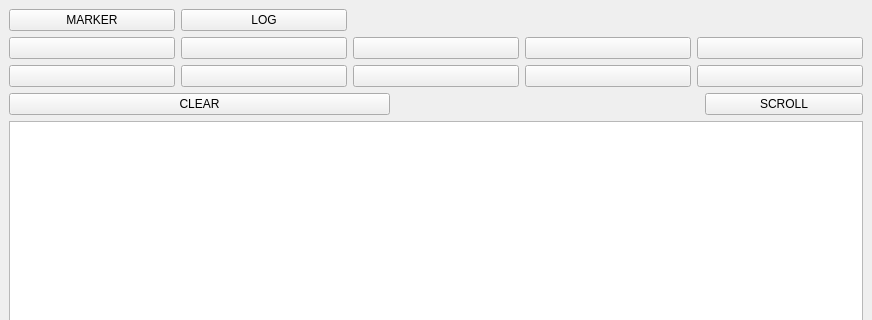
Qt form sw/gui/MainWindow.ui (JacSko/UltimateTerminal) before a commit; both pictures show x 0 to 872 and y 0 to 320 of the 872 by 690 pixel window.
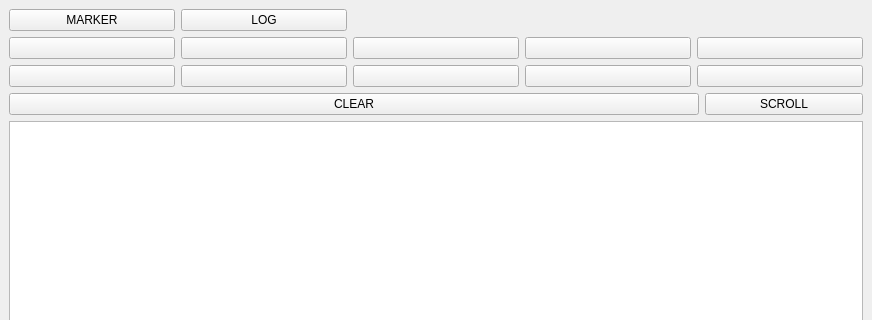
The same form after that commit.

Commit message: Fix main terminal clear button on GUI

What changed in the file:
```diff
--- a/sw/gui/MainWindow.ui
+++ b/sw/gui/MainWindow.ui
@@ -131,13 +131,6 @@
           <item row="1" column="0" colspan="5">
            <widget class="QListWidget" name="terminalView"/>
           </item>
-          <item row="0" column="0" colspan="2">
-           <widget class="QPushButton" name="clearButton">
-            <property name="text">
-             <string>CLEAR</string>
-            </property>
-           </widget>
-          </item>
           <item row="2" column="0">
            <widget class="QComboBox" name="portComboBox">
             <property name="sizePolicy">
@@ -194,6 +187,13 @@
             </property>
            </widget>
           </item>
+          <item row="0" column="0" colspan="3">
+           <widget class="QPushButton" name="clearButton">
+            <property name="text">
+             <string>CLEAR</string>
+            </property>
+           </widget>
+          </item>
          </layout>
         </widget>
         <widget class="QWidget" name="layoutWidget">
```
The commit also changes 1 other file.
